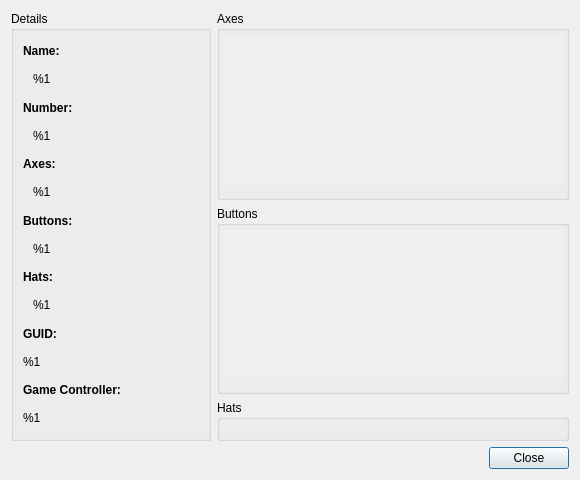
Old version of the form src/joystickstatuswindow.ui in the repository AntiMicroX/antimicrox.
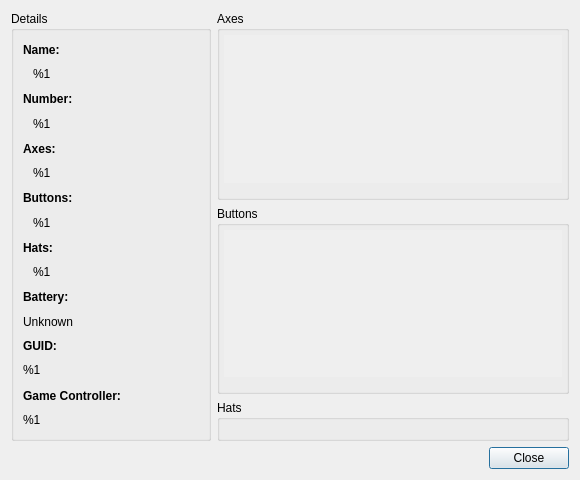
New version of the form.

Commit message: Added notifications about battery level

Diff of the .ui file:
```diff
--- a/src/joystickstatuswindow.ui
+++ b/src/joystickstatuswindow.ui
@@ -185,6 +185,54 @@
           </item>
          </layout>
         </item>
+        <item>
+         <layout class="QVBoxLayout" name="batteryVerticalLayout">
+          <property name="leftMargin">
+           <number>0</number>
+          </property>
+          <property name="topMargin">
+           <number>0</number>
+          </property>
+          <property name="rightMargin">
+           <number>0</number>
+          </property>
+          <property name="bottomMargin">
+           <number>0</number>
+          </property>
+          <item>
+           <widget class="QLabel" name="batteryLabel">
+            <property name="minimumSize">
+             <size>
+              <width>0</width>
+              <height>20</height>
+             </size>
+            </property>
+            <property name="font">
+             <font>
+              <weight>75</weight>
+              <bold>true</bold>
+             </font>
+            </property>
+            <property name="text">
+             <string>Battery:</string>
+            </property>
+           </widget>
+          </item>
+          <item>
+           <widget class="QLabel" name="batteryValueLabel">
+            <property name="minimumSize">
+             <size>
+              <width>0</width>
+              <height>14</height>
+             </size>
+            </property>
+            <property name="text">
+             <string>Unknown</string>
+            </property>
+           </widget>
+          </item>
+         </layout>
+        </item>
         <item>
          <layout class="QVBoxLayout" name="guidVerticalLayout">
           <item>
```
Left out of the diff: 4 changed lines with no effect on the pictures. The commit also changes 10 other files.
